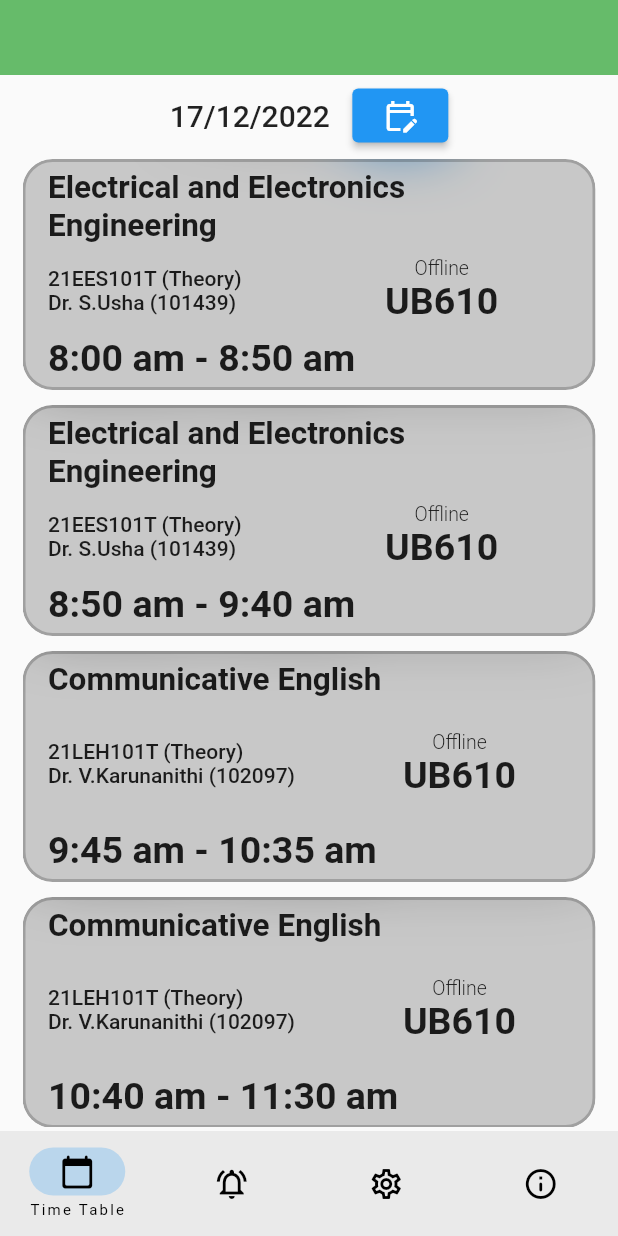
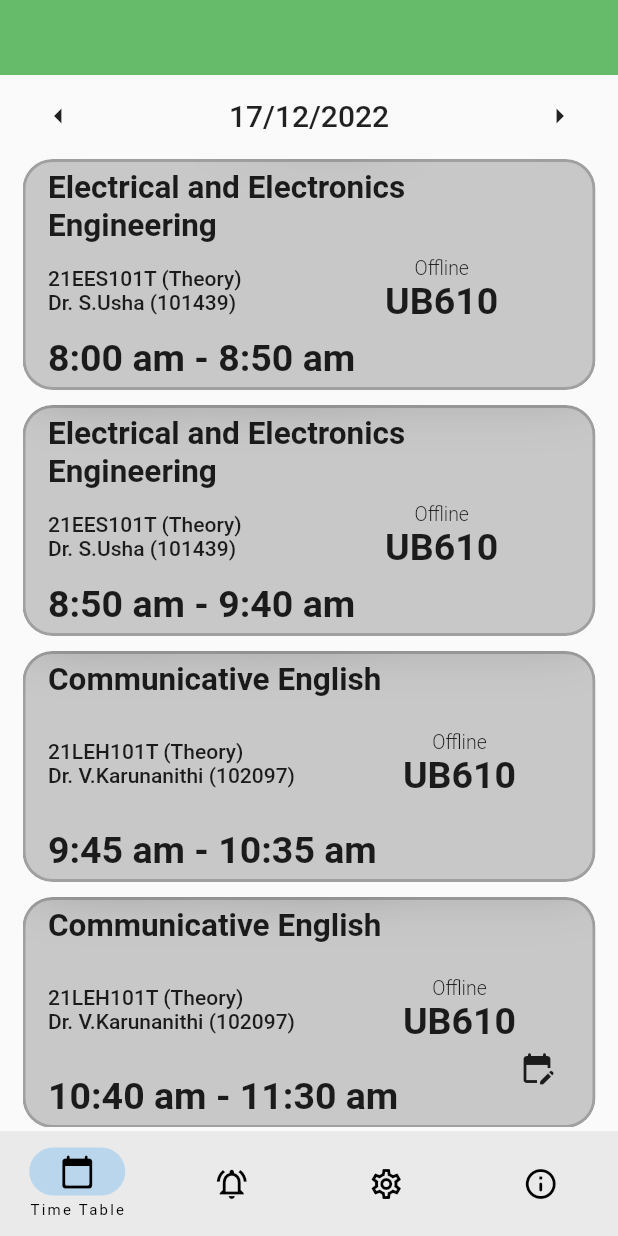
Before and after one commit to Sreeram3927/class_trackr, a Flutter app: the screen it shows after launch, on a phone screen of 412 x 824 dp. Run offline on Flutter 3.47's test engine with Material 2 defaults, Android fonts, the phone set to English and light mode, and no system bars.

Commit message:
improved timetable widget

```diff
--- /dev/null
+++ b/lib/screens/timetable/other_widgets.dart
@@ -0,0 +1,40 @@
+import 'package:flutter/material.dart';
+
+Widget pickDate(void Function() fn, Widget child) {
+  return Stack(children: [
+    child,
+    Positioned(
+      bottom: 15.0,
+      right: 15.0,
+      child: IconButton(
+        onPressed: fn,
+        icon: const Icon(Icons.edit_calendar_rounded),
+      ),
+    ),
+  ]);
+}
+
+Widget changeDate(
+    void Function() fn, IconData icon, DateTime date, String limit) {
+  bool dt;
+  if (limit == 'start') {
+    dt = date == DateTime(2022, 09, 01);
+  } else {
+    dt = date == DateTime(2022, 12, 31);
+  }
+
+  return IconButton(
+    onPressed: dt ? () {} : fn,
+    icon: Icon(icon),
+  );
+}
+
+Widget dateText(DateTime date) {
+  return Text(
+    '${date.day}/${date.month}/${date.year}',
+    style: const TextStyle(
+      fontSize: 20.0,
+      fontWeight: FontWeight.w500,
+    ),
+  );
+}
--- a/lib/screens/timetable/timetable.dart
+++ b/lib/screens/timetable/timetable.dart
@@ -2,6 +2,7 @@ import 'package:flutter/material.dart';
 import 'package:infinity_project/data/day_order_manager.dart';
 import 'package:infinity_project/data/subjects.dart';
 import 'package:infinity_project/other_widgets/holiday.dart';
+import 'package:infinity_project/screens/timetable/other_widgets.dart';
 import 'package:infinity_project/screens/timetable/subject_card/subject_card.dart';
 
 class TimeTable extends StatefulWidget {
@@ -33,6 +34,22 @@ class _TimeTableState extends State<TimeTable> {
     });
   }
 
+  void prevDate() {
+    setState(() {
+      _curDate = DateTime(_curDate.year, _curDate.month, _curDate.day - 1);
+      _holiday = DayOrderManager.holiday(_curDate);
+      _curDayOrder = DayOrderManager.getDayOrder(_curDate);
+    });
+  }
+
+  void nxtDate() {
+    setState(() {
+      _curDate = DateTime(_curDate.year, _curDate.month, _curDate.day + 1);
+      _holiday = DayOrderManager.holiday(_curDate);
+      _curDayOrder = DayOrderManager.getDayOrder(_curDate);
+    });
+  }
+
   @override
   void initState() {
     // TODO: implement initState
@@ -43,28 +60,16 @@ class _TimeTableState extends State<TimeTable> {
 
   @override
   Widget build(BuildContext context) {
-    return Column(
+    return pickDate(
+      selectDate,
+      Column(
         children: [
           Row(
-          mainAxisAlignment: MainAxisAlignment.center,
+            mainAxisAlignment: MainAxisAlignment.spaceBetween,
             children: [
-            Text(
-              '${_curDate.day}/${_curDate.month}/${_curDate.year}',
-              style: const TextStyle(
-                fontSize: 20.0,
-                fontWeight: FontWeight.w500,
-              ),
-            ),
-            const SizedBox(
-              width: 15.0,
-            ),
-            ElevatedButton(
-              onPressed: selectDate,
-              // style: ButtonStyle(
-
-              // ),
-              child: const Icon(Icons.edit_calendar_outlined),
-            )
+              changeDate(prevDate, Icons.arrow_left_sharp, _curDate, 'start'),
+              dateText(_curDate),
+              changeDate(nxtDate, Icons.arrow_right_sharp, _curDate, 'end'),
             ],
           ),
           const SizedBox(
@@ -96,6 +101,7 @@ class _TimeTableState extends State<TimeTable> {
                   ),
           ),
         ],
+      ),
     );
   }
 }
```
Lines whose indentation alone changed are shown as unchanged.
